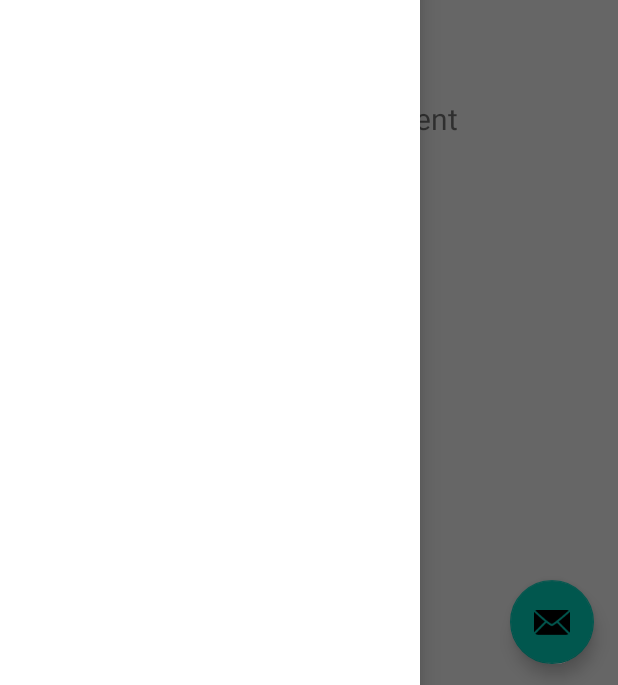
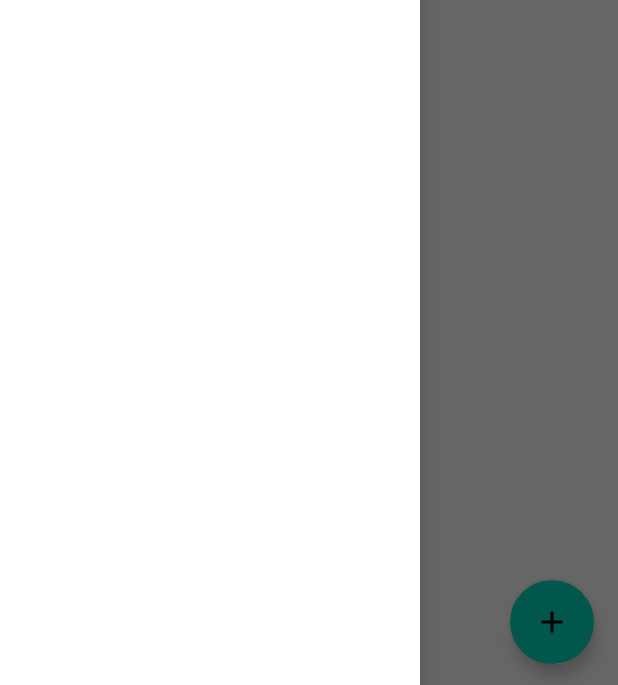
Before and after one commit to Guatias/FixIt, an Android app: the ClienteActivity screen opened directly, with no data from a screen before it, with the side drawer open, on a phone screen of 412 x 824 dp. Shown: the part 548-1233 px from the top of the screen. Run offline under Robolectric (Android 15) with nearby library versions, the phone set to English and light mode, and no system bars; our stand-ins replace navigation-ui; 2 statements that could not run were skipped.

Commit message:
Inicio da ReciclerView

```diff
--- a/app/src/main/java/com/example/fixit/ClienteActivity.java
+++ b/app/src/main/java/com/example/fixit/ClienteActivity.java
@@ -36,13 +36,13 @@ public class ClienteActivity extends AppCompatActivity {
         setContentView(binding.getRoot());
 
         setSupportActionBar(binding.appBarCliente.toolbar);
-        binding.appBarCliente.fab.setOnClickListener(new View.OnClickListener() {
+        /*binding.appBarCliente.fab.setOnClickListener(new View.OnClickListener() {
             @Override
             public void onClick(View view) {
                 Snackbar.make(view, "Replace with your own action", Snackbar.LENGTH_LONG)
                         .setAction("Action", null).show();
             }
-        });
+        });*/
         DrawerLayout drawer = binding.drawerLayout;
         NavigationView navigationView = binding.navView;
         // Passing each menu ID as a set of Ids because each
@@ -82,8 +82,6 @@ public class ClienteActivity extends AppCompatActivity {
     }
 
     private void returnMenu() {
-        /*Intent main_activity = new Intent(getApplicationContext(), MainActivity.class);
-        startActivity(main_activity);*/
         finish();
     }
 
--- a/app/src/main/java/com/example/fixit/ui/home/HomeFragment.java
+++ b/app/src/main/java/com/example/fixit/ui/home/HomeFragment.java
@@ -28,13 +28,13 @@ public class HomeFragment extends Fragment {
         binding = FragmentHomeBinding.inflate(inflater, container, false);
         View root = binding.getRoot();
 
-        final TextView textView = binding.textHome;
-        homeViewModel.getText().observe(getViewLifecycleOwner(), new Observer<String>() {
+       // final TextView textView = binding.textHome;
+       /* homeViewModel.getText().observe(getViewLifecycleOwner(), new Observer<String>() {
             @Override
             public void onChanged(@Nullable String s) {
                 textView.setText(s);
             }
-        });
+        });*/
         return root;
     }
 
--- /dev/null
+++ b/app/src/main/res/drawable/ic_baseline_add_24.xml
@@ -0,0 +1,10 @@
+<vector xmlns:android="http://schemas.android.com/apk/res/android"
+    android:width="24dp"
+    android:height="24dp"
+    android:viewportWidth="24"
+    android:viewportHeight="24"
+    android:tint="?attr/colorControlNormal">
+  <path
+      android:fillColor="@android:color/white"
+      android:pathData="M19,13h-6v6h-2v-6H5v-2h6V5h2v6h6v2z"/>
+</vector>
--- a/app/src/main/res/layout/app_bar_cliente.xml
+++ b/app/src/main/res/layout/app_bar_cliente.xml
@@ -22,13 +22,4 @@
 
     <include layout="@layout/content_cliente" />
 
-    <com.google.android.material.floatingactionbutton.FloatingActionButton
-        android:id="@+id/fab"
-        android:layout_width="wrap_content"
-        android:layout_height="wrap_content"
-        android:layout_gravity="bottom|end"
-        android:layout_marginEnd="@dimen/fab_margin"
-        android:layout_marginBottom="16dp"
-        app:srcCompat="@android:drawable/ic_dialog_email" />
-
 </androidx.coordinatorlayout.widget.CoordinatorLayout>
--- a/app/src/main/res/layout/fragment_home.xml
+++ b/app/src/main/res/layout/fragment_home.xml
@@ -1,22 +1,30 @@
 <?xml version="1.0" encoding="utf-8"?>
-<androidx.constraintlayout.widget.ConstraintLayout xmlns:android="http://schemas.android.com/apk/res/android"
+<RelativeLayout xmlns:android="http://schemas.android.com/apk/res/android"
     xmlns:app="http://schemas.android.com/apk/res-auto"
     xmlns:tools="http://schemas.android.com/tools"
     android:layout_width="match_parent"
     android:layout_height="match_parent"
     tools:context=".ui.home.HomeFragment">
 
-    <TextView
-        android:id="@+id/text_home"
+    <androidx.recyclerview.widget.RecyclerView
+        android:id="@+id/recicler_view_tasks"
         android:layout_width="match_parent"
+        android:layout_height="match_parent"
+        app:layoutManager="androidx.recyclerview.widget.LinearLayoutManager">
+
+    </androidx.recyclerview.widget.RecyclerView>
+
+    <com.google.android.material.floatingactionbutton.FloatingActionButton
+        android:id="@+id/add_button"
+        android:layout_width="wrap_content"
         android:layout_height="wrap_content"
-        android:layout_marginStart="8dp"
-        android:layout_marginTop="8dp"
-        android:layout_marginEnd="8dp"
-        android:textAlignment="center"
-        android:textSize="20sp"
-        app:layout_constraintBottom_toBottomOf="parent"
-        app:layout_constraintEnd_toEndOf="parent"
-        app:layout_constraintStart_toStartOf="parent"
-        app:layout_constraintTop_toTopOf="parent" />
-</androidx.constraintlayout.widget.ConstraintLayout>
+        android:layout_alignParentEnd="true"
+        android:layout_alignParentBottom="true"
+        android:layout_marginEnd="16dp"
+        android:layout_marginBottom="16dp"
+        android:src="@drawable/ic_baseline_add_24"
+        android:tint="@color/white">
+
+    </com.google.android.material.floatingactionbutton.FloatingActionButton>
+
+</RelativeLayout>
```
